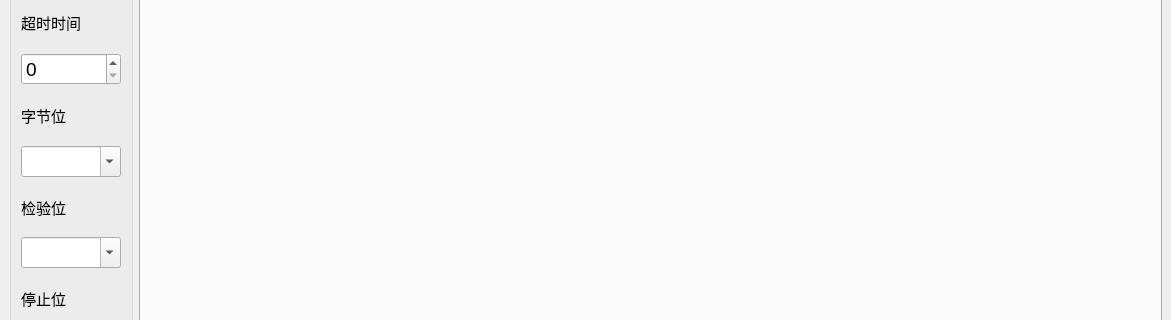
First picture: the form in helloSeiral/mainwindow.ui, repository ZHKU-Robot/pySerialPort, before the edit; both pictures show x 0 to 1171 and y 232 to 552 of the 1171 by 761 pixel window.
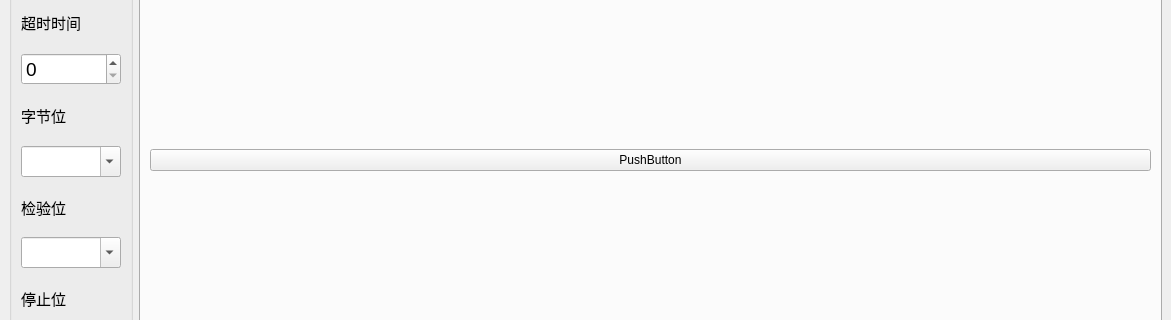
Second picture: the form after the edit. The open tabs and pages were chosen to show the change. Icons and pictures are not drawn.

Diff of the .ui file:
```diff
--- a/helloSeiral/mainwindow.ui
+++ b/helloSeiral/mainwindow.ui
@@ -872,6 +872,18 @@
          <attribute name="title">
           <string>LCD显示</string>
          </attribute>
+         <layout class="QVBoxLayout" name="verticalLayout_17">
+          <item>
+           <layout class="QHBoxLayout" name="horizontalLayout_20"/>
+          </item>
+          <item>
+           <widget class="QPushButton" name="initLcdBtn">
+            <property name="text">
+             <string>PushButton</string>
+            </property>
+           </widget>
+          </item>
+         </layout>
         </widget>
         <widget class="QWidget" name="tab">
          <attribute name="title">
```
Left out of the diff: 2 changed lines with no effect on the pictures.
